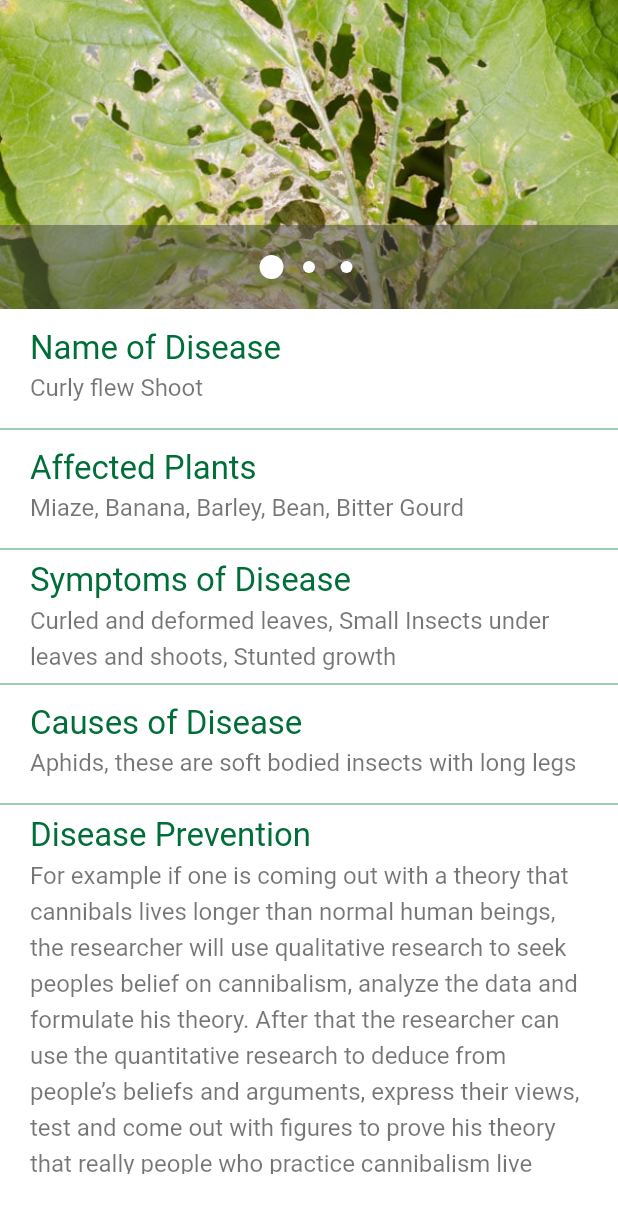
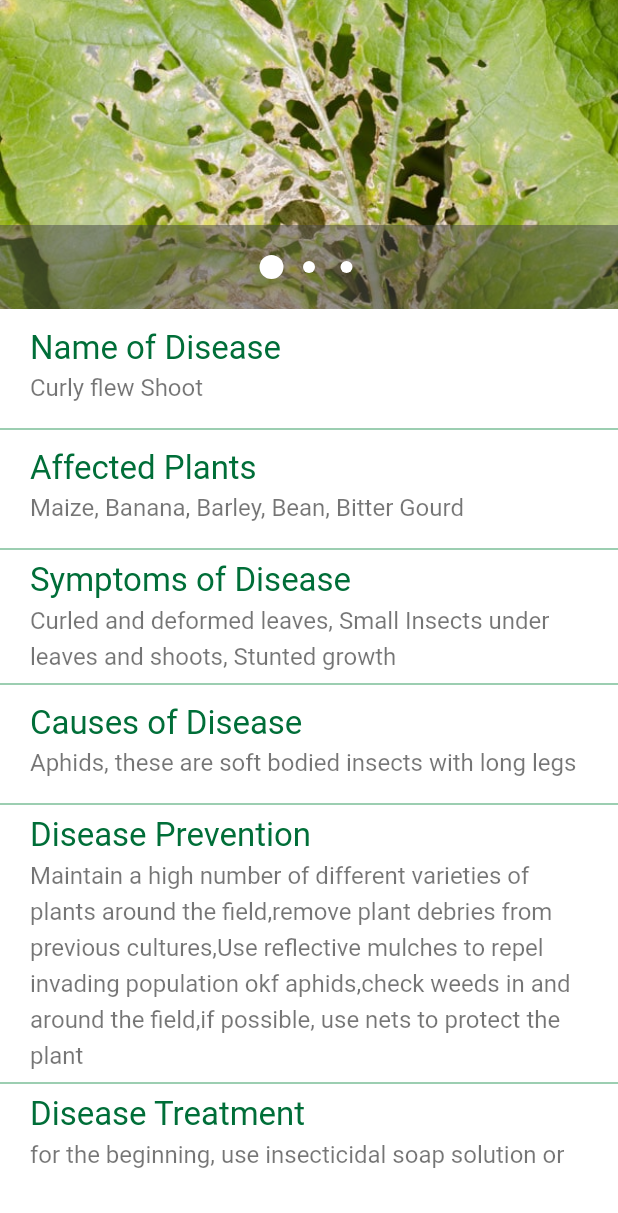
Before and after one commit to CodeAfric/AgriTeck-Users, a Flutter app: the DiseaseDetailsScreen screen opened directly, on a phone screen of 412 x 824 dp. Shown: the top 1213 px of the screen. Run offline on Flutter 3.47's test engine with Material 2 defaults, Android fonts, the phone set to English and light mode, and no system bars; drawn by our look-alikes of carousel_pro; our stand-ins replace cloud_firestore, firebase_auth, firebase_core, firebase_storage, fluttertoast, font_awesome_flutter and 6 more; missing offline and left inert: async_loader, floating_action_bubble, steel_crypt, tflite; accounts and stored records are empty; statements that could not run were skipped; project files that could hold a hidden picture were left out.

Commit message:
changed the dummy data of diseases

```diff
--- a/lib/diseases-page/disease-details.dart
+++ b/lib/diseases-page/disease-details.dart
@@ -38,23 +38,20 @@ class DiseaseDetailsScreen extends StatelessWidget {
                 scrollDirection: Axis.vertical,
                 child: DiseaseContant(
                   nameOfDisease: this.diseaseName,
-                  plantTypes: 'Miaze, Banana, Barley, Bean, Bitter Gourd',
+                  plantTypes: 'Maize, Banana, Barley, Bean, Bitter Gourd',
                   diseaseSymptoms:
                       'Curled and deformed leaves, Small Insects under leaves and shoots, Stunted growth',
                   causesOfDisease:
                       'Aphids, these are soft bodied insects with long legs',
                   diseasePrevention:
-                      'For example if one is coming out with a theory that '
-                      'cannibals lives longer than normal human beings, the researcher will use '
-                      'qualitative research to seek peoples belief on cannibalism, '
-                      'analyze the data and formulate his theory. After that the researcher'
-                      ' can use the quantitative research to deduce from people’s beliefs and arguments, '
-                      'express their views, test and come out with figures to prove his theory that really people '
-                      'who practice cannibalism live much longer than people who do not practice it.',
+                      'Maintain a high number of different varieties of plants around the field,'
+                          'remove plant debries from previous cultures,'
+                          'Use reflective mulches to repel invading population okf aphids,'
+                          'check weeds in and around the field,'
+                          'if possible, use nets to protect the plant',
                   diseaseTreatment:
-                      'For example if one is coming out with a theory that cannibals lives longer than normal'
-                      ' human beings, the researcher will use qualitative research to seek '
-                      'peoples belief on cannibalism, analyze',
+                      'for the beginning, use insecticidal soap solution or solution based on plant oils,'
+                          'a spray of water on the affected plant can also remove them ',
                 ),
               ),
             ),
```
